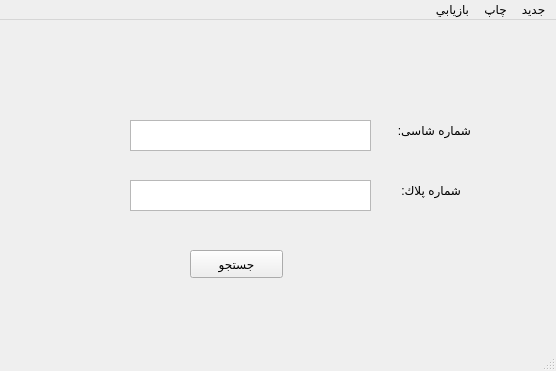
First picture: the form in Recovery.ui, repository MahsimaEbrahimi/carProj, before the edit.
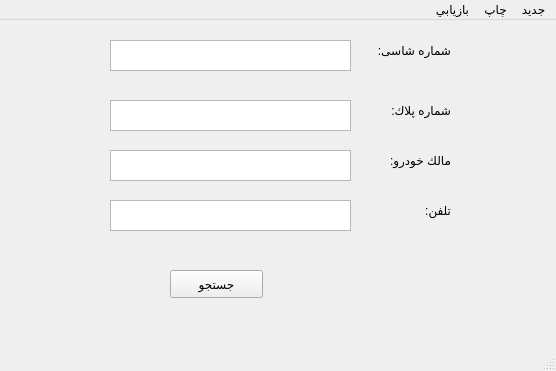
Second picture: the form after the edit.

Diff of the .ui file:
```diff
--- a/Recovery.ui
+++ b/Recovery.ui
@@ -17,8 +17,8 @@
    <widget class="QTextEdit" name="ShasiTxt">
     <property name="geometry">
      <rect>
-      <x>130</x>
-      <y>100</y>
+      <x>110</x>
+      <y>20</y>
       <width>241</width>
       <height>31</height>
      </rect>
@@ -71,8 +71,8 @@
    <widget class="QLabel" name="label">
     <property name="geometry">
      <rect>
-      <x>380</x>
-      <y>100</y>
+      <x>360</x>
+      <y>20</y>
       <width>91</width>
       <height>21</height>
      </rect>
@@ -84,8 +84,8 @@
    <widget class="QLabel" name="label_5">
     <property name="geometry">
      <rect>
-      <x>380</x>
-      <y>160</y>
+      <x>370</x>
+      <y>80</y>
       <width>81</width>
       <height>21</height>
      </rect>
@@ -97,8 +97,8 @@
    <widget class="QTextEdit" name="CarIdTxt">
     <property name="geometry">
      <rect>
-      <x>130</x>
-      <y>160</y>
+      <x>110</x>
+      <y>80</y>
       <width>241</width>
       <height>31</height>
      </rect>
@@ -151,8 +151,8 @@
    <widget class="QPushButton" name="SearchBtn">
     <property name="geometry">
      <rect>
-      <x>190</x>
-      <y>230</y>
+      <x>170</x>
+      <y>250</y>
       <width>93</width>
       <height>28</height>
      </rect>
@@ -161,6 +161,140 @@
      <string>جستجو</string>
     </property>
    </widget>
+   <widget class="QTextEdit" name="CarOwnerTxt">
+    <property name="geometry">
+     <rect>
+      <x>110</x>
+      <y>130</y>
+      <width>241</width>
+      <height>31</height>
+     </rect>
+    </property>
+    <property name="palette">
+     <palette>
+      <active>
+       <colorrole role="Button">
+        <brush brushstyle="SolidPattern">
+         <color alpha="255">
+          <red>240</red>
+          <green>217</green>
+          <blue>200</blue>
+         </color>
+        </brush>
+       </colorrole>
+      </active>
+      <inactive>
+       <colorrole role="Button">
+        <brush brushstyle="SolidPattern">
+         <color alpha="255">
+          <red>240</red>
+          <green>217</green>
+          <blue>200</blue>
+         </color>
+        </brush>
+       </colorrole>
+      </inactive>
+      <disabled>
+       <colorrole role="Button">
+        <brush brushstyle="SolidPattern">
+         <color alpha="255">
+          <red>240</red>
+          <green>217</green>
+          <blue>200</blue>
+         </color>
+        </brush>
+       </colorrole>
+      </disabled>
+     </palette>
+    </property>
+    <property name="html">
+     <string>&lt;!DOCTYPE HTML PUBLIC &quot;-//W3C//DTD HTML 4.0//EN&quot; &quot;http://www.w3.org/TR/REC-html40/strict.dtd&quot;&gt;
+&lt;html&gt;&lt;head&gt;&lt;meta name=&quot;qrichtext&quot; content=&quot;1&quot; /&gt;&lt;style type=&quot;text/css&quot;&gt;
+p, li { white-space: pre-wrap; }
+&lt;/style&gt;&lt;/head&gt;&lt;body style=&quot; font-family:'MS Shell Dlg 2'; font-size:7.8pt; font-weight:400; font-style:normal;&quot;&gt;
+&lt;p align=&quot;right&quot; style=&quot;-qt-paragraph-type:empty; margin-top:0px; margin-bottom:0px; margin-left:0px; margin-right:0px; -qt-block-indent:0; text-indent:0px;&quot;&gt;&lt;br /&gt;&lt;/p&gt;&lt;/body&gt;&lt;/html&gt;</string>
+    </property>
+   </widget>
+   <widget class="QLabel" name="label_4">
+    <property name="geometry">
+     <rect>
+      <x>380</x>
+      <y>130</y>
+      <width>71</width>
+      <height>21</height>
+     </rect>
+    </property>
+    <property name="text">
+     <string>مالك خودرو:</string>
+    </property>
+   </widget>
+   <widget class="QTextEdit" name="PhoneTxt">
+    <property name="geometry">
+     <rect>
+      <x>110</x>
+      <y>180</y>
+      <width>241</width>
+      <height>31</height>
+     </rect>
+    </property>
+    <property name="palette">
+     <palette>
+      <active>
+       <colorrole role="Button">
+        <brush brushstyle="SolidPattern">
+         <color alpha="255">
+          <red>240</red>
+          <green>217</green>
+          <blue>200</blue>
+         </color>
+        </brush>
+       </colorrole>
+      </active>
+      <inactive>
+       <colorrole role="Button">
+        <brush brushstyle="SolidPattern">
+         <color alpha="255">
+          <red>240</red>
+          <green>217</green>
+          <blue>200</blue>
+         </color>
+        </brush>
+       </colorrole>
+      </inactive>
+      <disabled>
+       <colorrole role="Button">
+        <brush brushstyle="SolidPattern">
+         <color alpha="255">
+          <red>240</red>
+          <green>217</green>
+          <blue>200</blue>
+         </color>
+        </brush>
+       </colorrole>
+      </disabled>
+     </palette>
+    </property>
+    <property name="html">
+     <string>&lt;!DOCTYPE HTML PUBLIC &quot;-//W3C//DTD HTML 4.0//EN&quot; &quot;http://www.w3.org/TR/REC-html40/strict.dtd&quot;&gt;
+&lt;html&gt;&lt;head&gt;&lt;meta name=&quot;qrichtext&quot; content=&quot;1&quot; /&gt;&lt;style type=&quot;text/css&quot;&gt;
+p, li { white-space: pre-wrap; }
+&lt;/style&gt;&lt;/head&gt;&lt;body style=&quot; font-family:'MS Shell Dlg 2'; font-size:7.8pt; font-weight:400; font-style:normal;&quot;&gt;
+&lt;p align=&quot;right&quot; style=&quot;-qt-paragraph-type:empty; margin-top:0px; margin-bottom:0px; margin-left:0px; margin-right:0px; -qt-block-indent:0; text-indent:0px;&quot;&gt;&lt;br /&gt;&lt;/p&gt;&lt;/body&gt;&lt;/html&gt;</string>
+    </property>
+   </widget>
+   <widget class="QLabel" name="label_6">
+    <property name="geometry">
+     <rect>
+      <x>380</x>
+      <y>180</y>
+      <width>71</width>
+      <height>21</height>
+     </rect>
+    </property>
+    <property name="text">
+     <string>تلفن:</string>
+    </property>
+   </widget>
   </widget>
   <widget class="QMenuBar" name="menubar">
    <property name="geometry">
```
